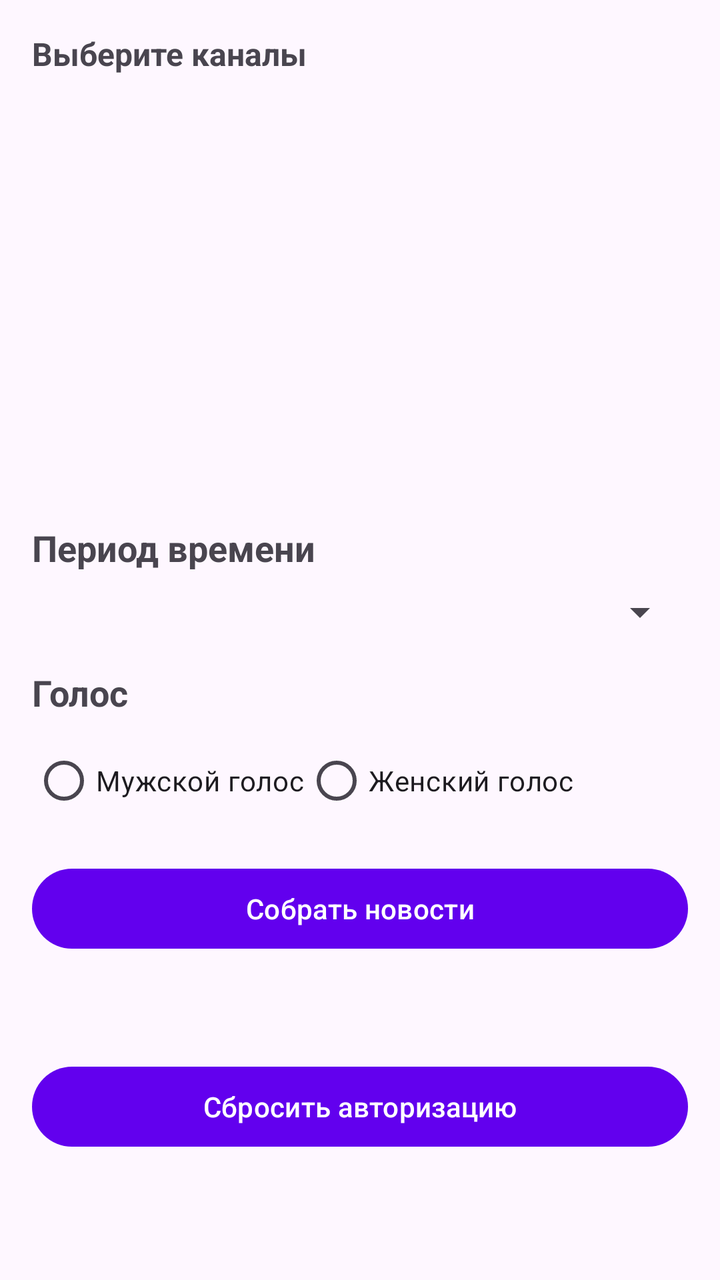
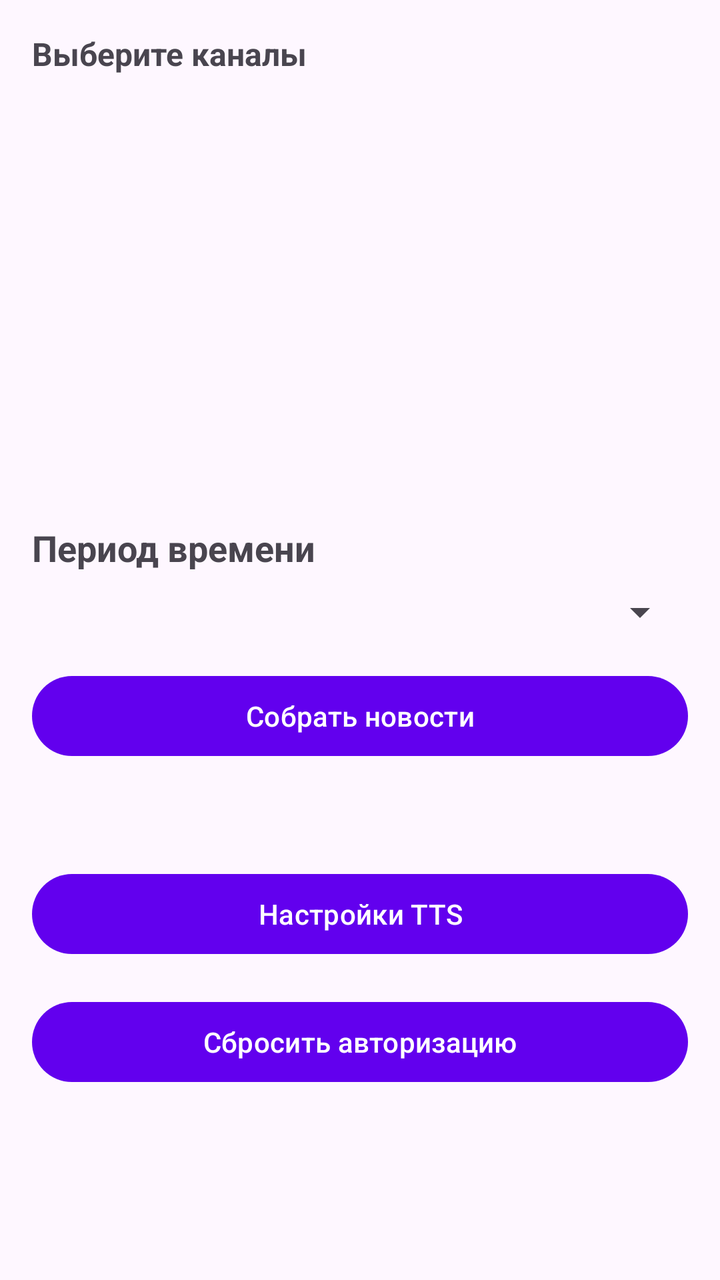

The first picture is an Android layout as it rendered before a commit; the second is the same layout after the commit. The layout source and the unified diff follow.
<!-- AndroidManifest.xml: application theme Theme.TelegramNewsReader -->
<!-- res/layout/activity_main.xml -->
<?xml version="1.0" encoding="utf-8"?>
<ScrollView xmlns:android="http://schemas.android.com/apk/res/android"
    xmlns:app="http://schemas.android.com/apk/res-auto"
    android:layout_width="match_parent"
    android:layout_height="match_parent"
    android:fillViewport="true"
    android:padding="16dp">

    <LinearLayout
        android:layout_width="match_parent"
        android:layout_height="wrap_content"
        android:orientation="vertical">

        <TextView
            android:id="@+id/tv_select_channels"
            android:layout_width="wrap_content"
            android:layout_height="wrap_content"
            android:text="@string/select_channels"
            android:textSize="16sp"
            android:textStyle="bold" />

        <androidx.recyclerview.widget.RecyclerView
            android:id="@+id/recycler_channels"
            android:layout_width="match_parent"
            android:layout_height="200dp"
            android:layout_marginTop="8dp" />

        <TextView
            android:id="@+id/tv_time_period"
            android:layout_width="wrap_content"
            android:layout_height="wrap_content"
            android:text="@string/time_period"
            android:textSize="18sp"
            android:textStyle="bold"
            android:layout_marginTop="16dp" />

        <Spinner
            android:id="@+id/spinner_time"
            android:layout_width="match_parent"
            android:layout_height="wrap_content"
            android:layout_marginTop="8dp" />

        <TextView
            android:id="@+id/tv_voice"
            android:layout_width="wrap_content"
            android:layout_height="wrap_content"
            android:text="Голос"
            android:textSize="18sp"
            android:textStyle="bold"
            android:layout_marginTop="16dp" />

        <RadioGroup
            android:id="@+id/rg_voice"
            android:layout_width="match_parent"
            android:layout_height="wrap_content"
            android:orientation="horizontal"
            android:layout_marginTop="8dp">

            <RadioButton
                android:id="@+id/rb_male"
                android:layout_width="wrap_content"
                android:layout_height="wrap_content"
                android:text="@string/voice_male" />

            <RadioButton
                android:id="@+id/rb_female"
                android:layout_width="wrap_content"
                android:layout_height="wrap_content"
                android:text="@string/voice_female" />
        </RadioGroup>

        <Button
            android:id="@+id/btn_collect_news"
            android:layout_width="match_parent"
            android:layout_height="wrap_content"
            android:text="@string/collect_news"
            android:layout_marginTop="16dp" />

        <ProgressBar
            android:id="@+id/progress_bar"
            android:layout_width="wrap_content"
            android:layout_height="wrap_content"
            android:layout_marginTop="8dp"
            android:visibility="gone"
            android:layout_gravity="center_horizontal" />

        <LinearLayout
            android:id="@+id/ll_player"
            android:layout_width="match_parent"
            android:layout_height="wrap_content"
            android:orientation="horizontal"
            android:layout_marginTop="16dp"
            android:visibility="gone">

            <Button
                android:id="@+id/btn_play"
                android:layout_width="0dp"
                android:layout_height="wrap_content"
                android:layout_weight="1"
                android:text="@string/play" />

            <Button
                android:id="@+id/btn_pause"
                android:layout_width="0dp"
                android:layout_height="wrap_content"
                android:layout_weight="1"
                android:text="@string/pause" />

            <Button
                android:id="@+id/btn_stop"
                android:layout_width="0dp"
                android:layout_height="wrap_content"
                android:layout_weight="1"
                android:text="@string/stop" />
        </LinearLayout>

        <TextView
            android:id="@+id/tv_status"
            android:layout_width="wrap_content"
            android:layout_height="wrap_content"
            android:text=""
            android:layout_marginTop="16dp" />

        <Button
            android:id="@+id/btn_reset_auth"
            android:layout_width="match_parent"
            android:layout_height="wrap_content"
            android:text="Сбросить авторизацию"
            android:layout_marginTop="16dp" />

    </LinearLayout>
</ScrollView>
<!-- resources referenced by this layout -->
<resources>
  <string name="collect_news">Собрать новости</string>
  <string name="pause">Пауза</string>
  <string name="play">Воспроизвести</string>
  <string name="select_channels">Выберите каналы</string>
  <string name="stop">Стоп</string>
  <string name="time_period">Период времени</string>
  <string name="voice_female">Женский голос</string>
  <string name="voice_male">Мужской голос</string>
  <style name="Theme.TelegramNewsReader" parent="Theme.Material3.DayNight">
          <item name="colorPrimary">@color/purple_500</item>
          <item name="colorPrimaryVariant">@color/purple_700</item>
          <item name="colorOnPrimary">@color/white</item>
          <item name="android:statusBarColor">?attr/colorPrimaryVariant</item>
      </style>
  <color name="purple_500">#FF6200EE</color>
  <color name="purple_700">#FF3700B3</color>
  <color name="white">#FFFFFFFF</color>
</resources>

<!-- the commit's change to res/layout/activity_main.xml (unified diff, before → after) -->
@@ -40,34 +40,7 @@
             android:layout_height="wrap_content"
             android:layout_marginTop="8dp" />
 
-        <TextView
-            android:id="@+id/tv_voice"
-            android:layout_width="wrap_content"
-            android:layout_height="wrap_content"
-            android:text="Голос"
-            android:textSize="18sp"
-            android:textStyle="bold"
-            android:layout_marginTop="16dp" />
 
-        <RadioGroup
-            android:id="@+id/rg_voice"
-            android:layout_width="match_parent"
-            android:layout_height="wrap_content"
-            android:orientation="horizontal"
-            android:layout_marginTop="8dp">
-
-            <RadioButton
-                android:id="@+id/rb_male"
-                android:layout_width="wrap_content"
-                android:layout_height="wrap_content"
-                android:text="@string/voice_male" />
-
-            <RadioButton
-                android:id="@+id/rb_female"
-                android:layout_width="wrap_content"
-                android:layout_height="wrap_content"
-                android:text="@string/voice_female" />
-        </RadioGroup>
 
         <Button
             android:id="@+id/btn_collect_news"
@@ -122,6 +95,13 @@
             android:layout_marginTop="16dp" />
 
         <Button
+            android:id="@+id/btn_open_settings"
+            android:layout_width="match_parent"
+            android:layout_height="wrap_content"
+            android:text="Настройки TTS"
+            android:layout_marginTop="16dp" />
+
+        <Button
             android:id="@+id/btn_reset_auth"
             android:layout_width="match_parent"
             android:layout_height="wrap_content"
<!-- resource entries referenced after the edit -->
@@ -6,8 +6,6 @@
   <string name="select_channels">Выберите каналы</string>
   <string name="stop">Стоп</string>
   <string name="time_period">Период времени</string>
-  <string name="voice_female">Женский голос</string>
-  <string name="voice_male">Мужской голос</string>
   <style name="Theme.TelegramNewsReader" parent="Theme.Material3.DayNight">
           <item name="colorPrimary">@color/purple_500</item>
           <item name="colorPrimaryVariant">@color/purple_700</item>
